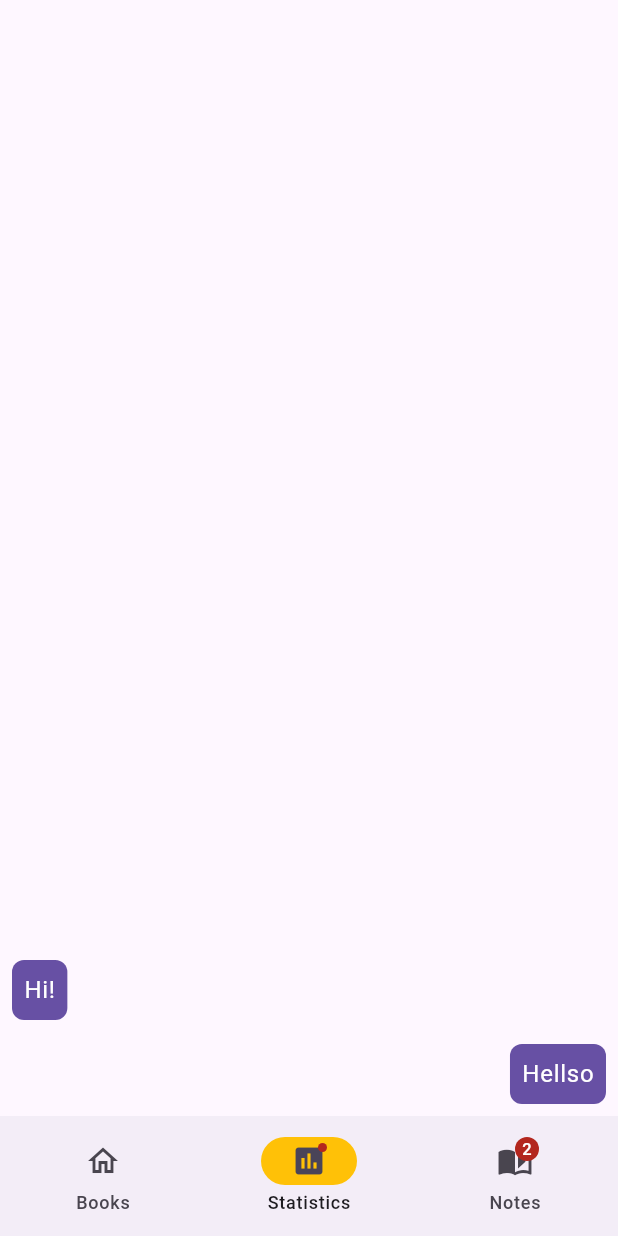
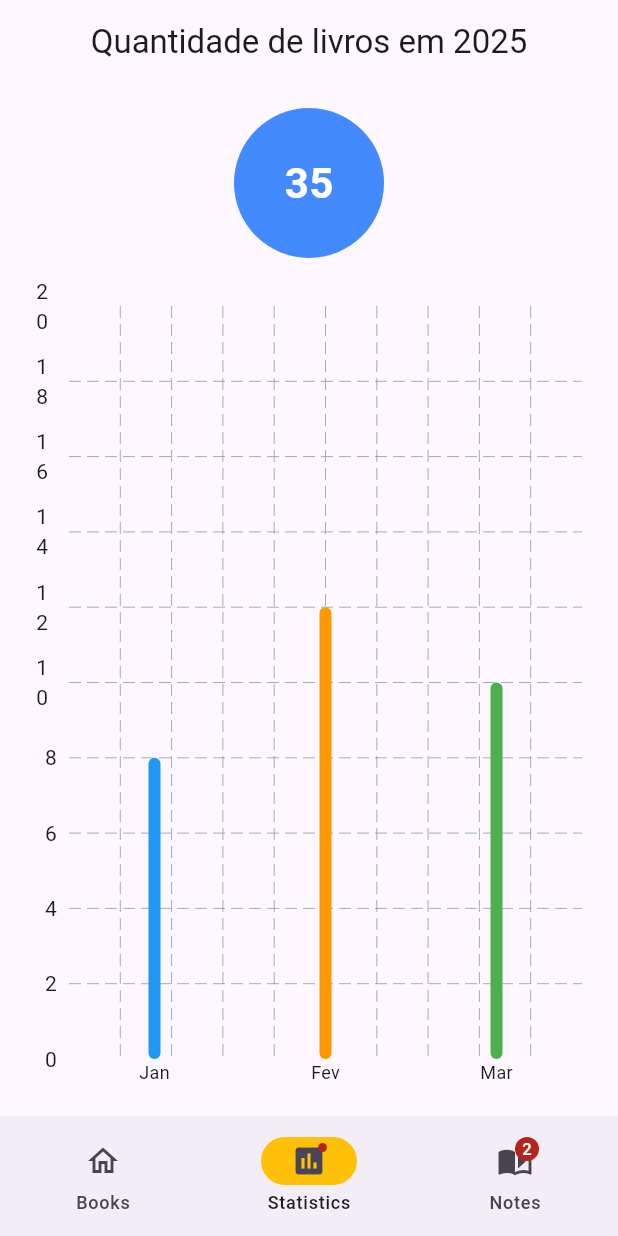
Before and after one commit to waltereidi/flutter_application_1, a Flutter app: the screen it shows after launch, item 2 of the bottom bar chosen, on a phone screen of 412 x 824 dp. Run offline on Flutter 3.47's test engine with Material 3 defaults, Android fonts, the phone set to English and light mode, and no system bars; drawn by our look-alikes of fl_chart.

Commit message:
Implementado tela de estatisticas e iniciado implementação de logica

```diff
--- a/lib/models/BookCardDTO.dart
+++ b/lib/models/BookCardDTO.dart
@@ -1,10 +1,15 @@
+import 'dart:convert';
+
+import 'package:flutter/services.dart';
+import 'package:intl/intl.dart';
+
 class BookCardDTO {
   String FolderName;
   String FileName;
   String ThumbNail;
   String DownloadLink;
   String FileSize;
-  String CreatedAt;
+  DateTime CreatedAt;
   BookCardDTO({
     required this.FolderName,
     required this.FileName,
@@ -14,13 +19,23 @@ class BookCardDTO {
     required this.CreatedAt,
   });
   factory BookCardDTO.fromJson(Map<String, dynamic> json) {
+    final dateFormat = DateFormat("MMMM d, y 'at' h:mm:ss a");
+
     return BookCardDTO(
       FolderName: json['FolderName'],
       FileName: json['FileName'],
       ThumbNail: json['Thumbnail'],
       DownloadLink: json['DownloadLink'],
       FileSize: json['FileSize'],
-      CreatedAt: json['CreatedAt'],
+      CreatedAt: dateFormat.parse(json['CreatedAt']),
     );
   }
+
+  static Future<List<BookCardDTO>> loadDriveFiles() async {
+    final String response = await rootBundle.loadString(
+      'assets/drive_files.json',
+    );
+    final List<dynamic> data = jsonDecode(response);
+    return data.map((json) => BookCardDTO.fromJson(json)).toList();
+  }
 }
--- a/lib/views/bookList.dart
+++ b/lib/views/bookList.dart
@@ -17,7 +17,7 @@ class BookList extends StatelessWidget {
   // }
   Widget build(BuildContext context) {
     return FutureBuilder<List<BookCardDTO>>(
-      future: loadDriveFiles(),
+      future: BookCardDTO.loadDriveFiles(),
       builder: (context, snapshot) {
         if (snapshot.connectionState == ConnectionState.waiting) {
           return const Center(child: CircularProgressIndicator());
@@ -42,12 +42,4 @@ class BookList extends StatelessWidget {
       },
     );
   }
-
-  Future<List<BookCardDTO>> loadDriveFiles() async {
-    final String response = await rootBundle.loadString(
-      'assets/drive_files.json',
-    );
-    final List<dynamic> data = jsonDecode(response);
-    return data.map((json) => BookCardDTO.fromJson(json)).toList();
-  }
 }
--- a/lib/views/bookStatistics.dart
+++ b/lib/views/bookStatistics.dart
@@ -1,47 +1,70 @@
+import 'package:fl_chart/fl_chart.dart';
 import 'package:flutter/material.dart';
+import 'package:flutter_application_1/models/BookCardDTO.dart';
 
 class Bookstatistics extends StatelessWidget {
   const Bookstatistics({super.key});
+
   @override
   Widget build(BuildContext context) {
-    final ThemeData theme = Theme.of(context);
-    return ListView.builder(
-      reverse: true,
-      itemCount: 2,
-      itemBuilder: (BuildContext context, int index) {
-        if (index == 0) {
-          return Align(
-            alignment: Alignment.centerRight,
+    return FutureBuilder<List<BookCardDTO>>(
+      future: BookCardDTO.loadDriveFiles(),
+      builder: (context, snapshot) {
+        if (snapshot.connectionState == ConnectionState.waiting) {
+          return const Center(child: CircularProgressIndicator());
+        }
+
+        if (snapshot.hasError) {
+          return Center(child: Text('Erro: ${snapshot.error}'));
+        }
+
+        final dto = snapshot.data ?? [];
+
+        return Scaffold(
+          appBar: AppBar(
+            title: Text('Quantidade de livros em ${DateTime.now().year}'),
+            centerTitle: true,
+          ),
+          body: Padding(
+            padding: const EdgeInsets.all(16),
+            child: Column(
+              children: [
+                // Círculo com número dentro
+                Center(
                   child: Container(
-              margin: const EdgeInsets.all(8.0),
-              padding: const EdgeInsets.all(8.0),
-              decoration: BoxDecoration(
-                color: theme.colorScheme.primary,
-                borderRadius: BorderRadius.circular(8.0),
+                    width: 100,
+                    height: 100,
+                    decoration: const BoxDecoration(
+                      color: Colors.blueAccent,
+                      shape: BoxShape.circle,
                     ),
+                    child: Center(
                       child: Text(
-                'Hellso',
-                style: theme.textTheme.bodyLarge!.copyWith(
-                  color: theme.colorScheme.onPrimary,
+                        dto
+                            .where(
+                              (x) => x.CreatedAt.year == DateTime.now().year,
+                            )
+                            .length
+                            .toString(),
+                        style: TextStyle(
+                          fontSize: 28,
+                          color: Colors.white,
+                          fontWeight: FontWeight.bold,
                         ),
                       ),
                     ),
-          );
-        }
-        return Align(
-          alignment: Alignment.centerLeft,
-          child: Container(
-            margin: const EdgeInsets.all(8.0),
-            padding: const EdgeInsets.all(8.0),
-            decoration: BoxDecoration(
-              color: theme.colorScheme.primary,
-              borderRadius: BorderRadius.circular(8.0),
                   ),
-            child: Text(
-              'Hi!',
-              style: theme.textTheme.bodyLarge!.copyWith(
-                color: theme.colorScheme.onPrimary,
                 ),
+                const SizedBox(height: 32),
+
+                // Gráfico de colunas
+                const Expanded(
+                  child: Padding(
+                    padding: EdgeInsets.symmetric(horizontal: 8),
+                    child: BarChartExample(),
+                  ),
+                ),
+              ],
             ),
           ),
         );
@@ -49,3 +72,58 @@ class Bookstatistics extends StatelessWidget {
     );
   }
 }
+
+class BarChartExample extends StatelessWidget {
+  const BarChartExample({super.key});
+
+  @override
+  Widget build(BuildContext context) {
+    return BarChart(
+      BarChartData(
+        alignment: BarChartAlignment.spaceAround,
+        maxY: 20,
+        barTouchData: BarTouchData(enabled: false),
+        titlesData: FlTitlesData(
+          bottomTitles: AxisTitles(
+            sideTitles: SideTitles(
+              showTitles: true,
+              getTitlesWidget: bottomTitles,
+            ),
+          ),
+          leftTitles: AxisTitles(sideTitles: SideTitles(showTitles: true)),
+          topTitles: AxisTitles(sideTitles: SideTitles(showTitles: false)),
+          rightTitles: AxisTitles(sideTitles: SideTitles(showTitles: false)),
+        ),
+        borderData: FlBorderData(show: false),
+        barGroups: [
+          BarChartGroupData(
+            x: 0,
+            barRods: [BarChartRodData(toY: 8, color: Colors.blue)],
+          ),
+          BarChartGroupData(
+            x: 1,
+            barRods: [BarChartRodData(toY: 12, color: Colors.orange)],
+          ),
+          BarChartGroupData(
+            x: 2,
+            barRods: [BarChartRodData(toY: 10, color: Colors.green)],
+          ),
+        ],
+      ),
+    );
+  }
+
+  Widget bottomTitles(double value, TitleMeta meta) {
+    const style = TextStyle(fontSize: 12);
+    switch (value.toInt()) {
+      case 0:
+        return Text('Jan', style: style);
+      case 1:
+        return Text('Fev', style: style);
+      case 2:
+        return Text('Mar', style: style);
+      default:
+        return const SizedBox.shrink();
+    }
+  }
+}
--- a/lib/views/widgets/bookCard.dart
+++ b/lib/views/widgets/bookCard.dart
@@ -1,5 +1,6 @@
 import 'package:flutter/material.dart';
 import 'package:flutter_application_1/models/BookCardDTO.dart';
+import 'package:intl/intl.dart';
 
 class BookCard extends StatelessWidget {
   const BookCard({super.key, required this.dto});
@@ -19,7 +20,7 @@ class BookCard extends StatelessWidget {
         },
 
         child: SizedBox(
-          height: 100,
+          height: 135,
           width: double.infinity, // preenche a largura disponível
           child: Row(
             children: [
@@ -31,6 +32,10 @@ class BookCard extends StatelessWidget {
                 ),
                 child: Image.asset(
                   "assets/thumbnails/" + dto.FileName,
+                  errorBuilder: (context, error, stackTrace) {
+                    // Return an empty container if image not found
+                    return const SizedBox.shrink();
+                  },
                   width: 100,
                   height: double.infinity,
                   fit: BoxFit.cover,
@@ -48,7 +53,9 @@ class BookCard extends StatelessWidget {
                     mainAxisAlignment: MainAxisAlignment.center,
                     children: [
                       Text(
-                        dto.FileName,
+                        dto.FileName.length > 80
+                            ? dto.FileName.substring(0, 80)
+                            : dto.FileName,
                         style: TextStyle(
                           fontSize: 16,
                           fontWeight: FontWeight.bold,
@@ -56,8 +63,8 @@ class BookCard extends StatelessWidget {
                       ),
                       SizedBox(height: 4),
                       Text(
-                        dto.CreatedAt,
-                        style: TextStyle(fontSize: 14, color: Colors.grey),
+                        DateFormat('dd/MM/yyyy').format(dto.CreatedAt),
+                        style: TextStyle(fontSize: 13, color: Colors.grey),
                         maxLines: 2,
                         overflow: TextOverflow.ellipsis,
                       ),
--- a/pubspec.yaml
+++ b/pubspec.yaml
@@ -30,10 +30,12 @@ environment:
 dependencies:
   flutter:
     sdk: flutter
+  intl: ^0.18.1
+  cupertino_icons: ^1.0.8
+  fl_chart: ^0.64.0
 
   # The following adds the Cupertino Icons font to your application.
   # Use with the CupertinoIcons class for iOS style icons.
-  cupertino_icons: ^1.0.8
 
 dev_dependencies:
   flutter_test:
```
Also changed, not shown: pubspec.lock. Lines whose indentation alone changed are shown as unchanged.
